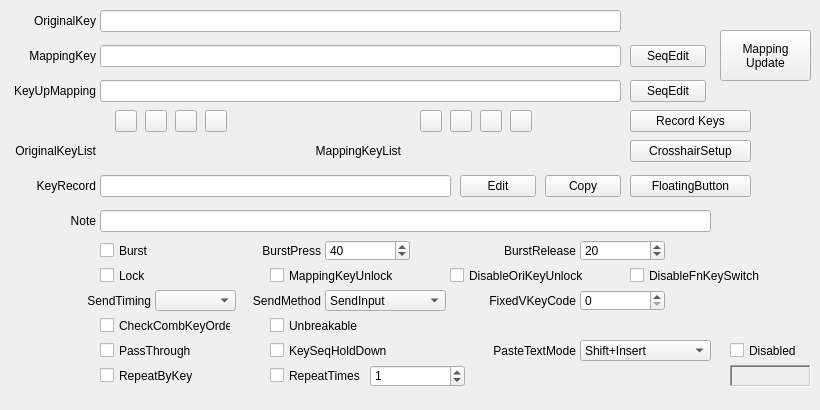
Qt form QKeyMapper/qitemsetupdialog.ui (Zalafina/QKeyMapper) before a commit.
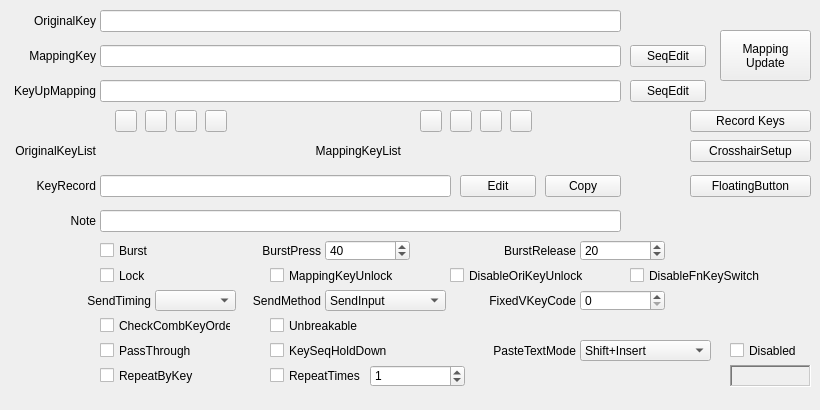
The same form after that commit. Custom widgets are drawn as their Qt base class.

Commit message: Add copy button for keyrecord lineedit.

Patch:
```diff
--- a/QKeyMapper/qitemsetupdialog.ui
+++ b/QKeyMapper/qitemsetupdialog.ui
@@ -320,7 +320,7 @@
     <rect>
      <x>100</x>
      <y>210</y>
-     <width>611</width>
+     <width>521</width>
      <height>22</height>
     </rect>
    </property>
@@ -398,7 +398,7 @@
   <widget class="QPushButton" name="recordKeysButton">
    <property name="geometry">
     <rect>
-     <x>630</x>
+     <x>690</x>
      <y>110</y>
      <width>121</width>
      <height>22</height>
@@ -455,7 +455,7 @@
   <widget class="QPushButton" name="crosshairSetupButton">
    <property name="geometry">
     <rect>
-     <x>630</x>
+     <x>690</x>
      <y>140</y>
      <width>121</width>
      <height>22</height>
@@ -1002,7 +1002,7 @@
   <widget class="QPushButton" name="floatingButtonSetupButton">
    <property name="geometry">
     <rect>
-     <x>630</x>
+     <x>690</x>
      <y>175</y>
      <width>121</width>
      <height>22</height>
```
The commit also changes 3 other files.
